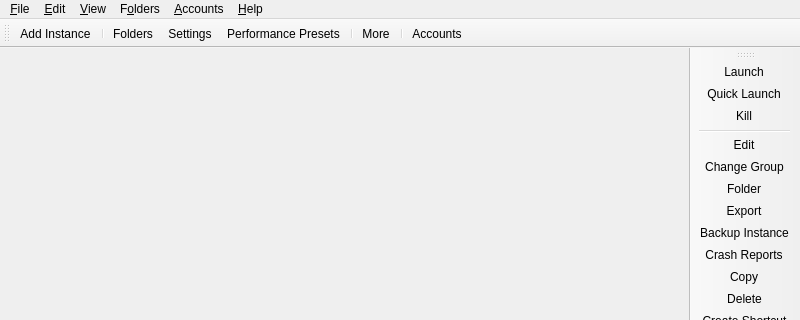
Above: launcher/ui/MainWindow.ui from corecommit/PollyMC-Continued before the change; both pictures show x 0 to 800 and y 0 to 320 of the 800 by 600 pixel window. Below: the same form after it.
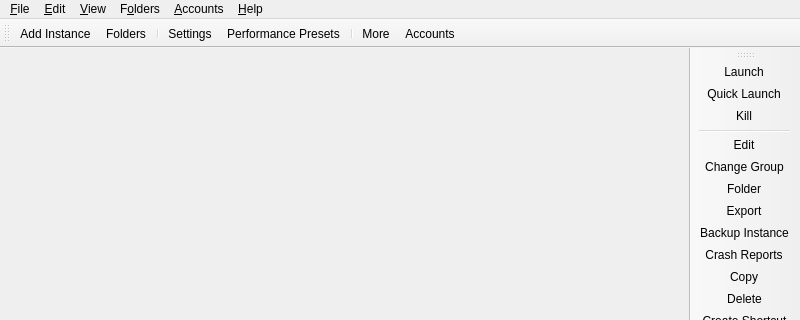
That is the form after the change. Icons and pictures are not drawn. Custom widgets are drawn as their Qt base class.

Commit message: Add: theme diagnostics and toolbar grouping [skip release]

What changed in the file:
```diff
--- a/launcher/ui/MainWindow.ui
+++ b/launcher/ui/MainWindow.ui
@@ -50,13 +50,12 @@
     <bool>false</bool>
    </attribute>
    <addaction name="actionAddInstance"/>
-   <addaction name="separator"/>
    <addaction name="actionFoldersButton"/>
+   <addaction name="separator"/>
    <addaction name="actionSettings"/>
    <addaction name="actionPerformancePresets"/>
    <addaction name="separator"/>
    <addaction name="actionHelpButton"/>
-   <addaction name="separator"/>
    <addaction name="actionAccountsButton"/>
   </widget>
   <widget class="QToolBar" name="newsToolBar">
```
The commit also changes 3 other files.
